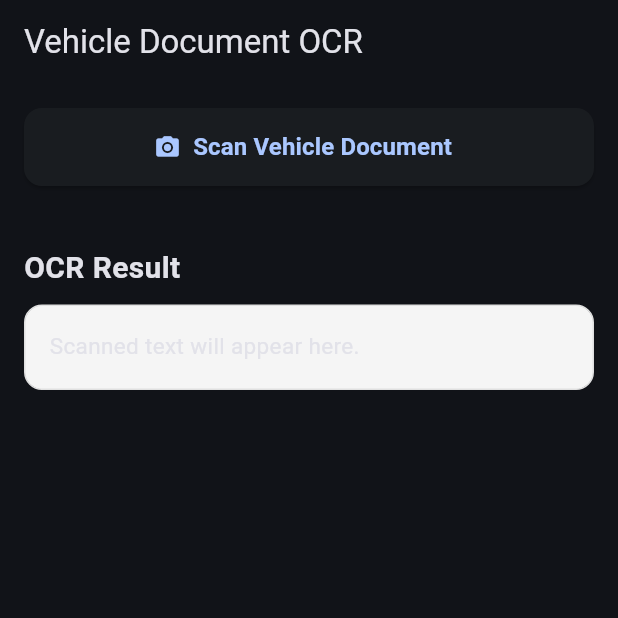
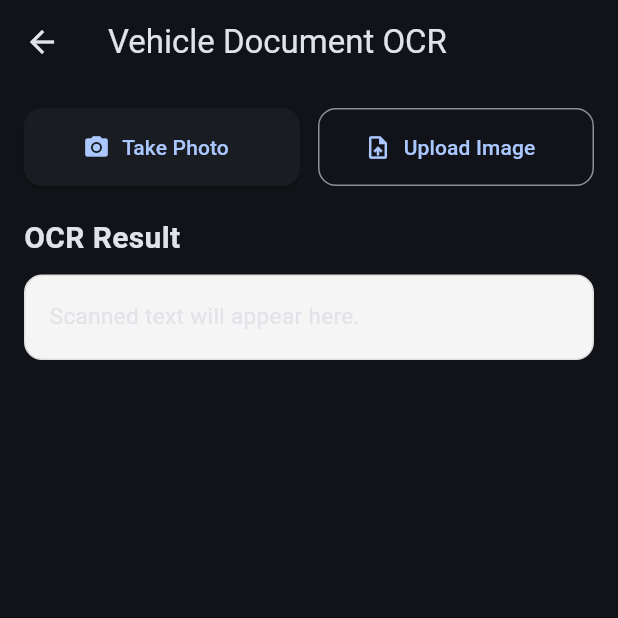
Before and after one commit to SahanRathnaweera/AutoDoc-AI-, a Flutter app: the OcrScreen screen opened by its route, on a phone screen of 412 x 824 dp, the top half of it. Run offline on Flutter 3.47's test engine with Material 3 defaults, Android fonts, the phone set to English and light mode, and no system bars; our stand-ins replace cloud_firestore, dartz, equatable, firebase_auth, firebase_core, firebase_storage and 6 more; missing offline and left inert: google_mlkit_text_recognition; accounts and stored records are empty.

Commit message:
Fix OCR camera and image upload options

```diff
--- a/lib/core/router/app_router.dart
+++ b/lib/core/router/app_router.dart
@@ -29,7 +29,7 @@
           path: 'diagnostics',
           builder: (context, state) => const DiagnosticPage(),
         ),
-        GoRoute(path: 'ocr', builder: (context, state) => const OcrPage()),
+        GoRoute(path: 'ocr', builder: (context, state) => const OcrScreen()),
         GoRoute(
           path: 'report',
           builder: (context, state) => const InspectionReportPage(),
--- /dev/null
+++ b/lib/features/inspection/presentation/pages/ocr/vehicle_parser.dart
@@ -0,0 +1,131 @@
+class VehicleData {
+  String registrationNumber;
+  String ownerName;
+  String make;
+  String model;
+  String chassisNumber;
+  String engineNumber;
+  String registrationDate;
+  String expiryDate;
+  String engineCapacity;
+  String modelYear;
+
+  VehicleData({
+    this.registrationNumber='',
+    this.ownerName='',
+    this.make='',
+    this.model='',
+    this.chassisNumber='',
+    this.engineNumber='',
+    this.registrationDate='',
+    this.expiryDate='',
+    this.engineCapacity='',
+    this.modelYear='',
+
+  });
+}
+
+class VehicleParser {
+  static String extractEngineCapacity(String text) {
+  final match = RegExp(
+    r'ENGINE CAPACITY: *([0-9]+)',
+    caseSensitive: false,
+  ).firstMatch(text);
+
+  return match?.group(1) ?? '';
+}
+
+  static String extractRegistrationNumber(String text){
+    final match =RegExp(
+      r'\b[A-Z]{2,3}\s*[A-Z]{1,3}\s*[-]?\s*[0-9]{1,4}\b',
+    ).firstMatch(text);
+    return match?.group(0)??'';
+  }
+
+  static String extractModelYear(String text){
+    final match=RegExp(
+      r'MODEL YEAR: ([0-9]+)',
+      caseSensitive: false,
+
+    ).firstMatch(text);
+    return match?.group(1) ?? '';
+  }
+
+  static String extractChassisNumber(String text){
+    final match = RegExp(
+      r'CHASSIS NO: ([A-Z0-9-]+)',
+      caseSensitive:false,
+    ).firstMatch(text);
+    return match?.group(1)??'';
+  }
+
+  static String extractEngineNumber(String text){
+    final match = RegExp(
+      r'ENGINE NO: ([A-Z0-9-]+)',
+      caseSensitive:false,
+    ).firstMatch(text);
+    return match?.group(1)??'';
+  }
+
+  static VehicleData parse(String text) {
+    final lines =text.split('\n');
+
+    String getValue(List<String> labels) {
+      for (int i=0; i < lines.length; i++) {
+        final line = lines[i].trim();
+
+        for (final label in labels) {
+          if (line.toUpperCase().startsWith(label)){
+            final parts = line.split(':');
+
+            if (parts.length > 1) {
+              return parts.sublist(1).join(':').trim();
+            }
+
+            if (i + 1 < lines.length){
+              return lines[i+1].trim();
+            }
+          }
+        }
+      }
+
+      return '';
+    }
+
+    return VehicleData(
+      registrationNumber: extractRegistrationNumber(text),
+
+
+
+      ownerName: getValue([
+        'OWNER',
+        'OWNER NAME',
+      ]),
+
+      make: getValue([
+        'MAKE',
+      ]),
+
+      model: getValue([
+        'MODEL',
+      ]),
+
+      engineNumber: extractEngineNumber(text),
+      chassisNumber: extractChassisNumber(text),
+
+      registrationDate: getValue([
+        'DATE OF REGISTRATION',
+        'REGISTRATION DATE',
+      ]),
+
+      expiryDate: getValue([
+        'EXPIRY DATE',
+        'DATE OF EXPIRY',
+      ]),
+
+      engineCapacity:extractEngineCapacity(text),
+      modelYear: extractModelYear(text),
+
+    );
+  }
+}
--- a/lib/ocr_screen.dart
+++ b/lib/ocr_screen.dart
@@ -72,20 +72,41 @@
 
   }
 
-  Future<void> scanDocument() async {
+  Future<void> selectImage(ImageSource source) async {
+    try{
       final XFile? image = await _picker.pickImage(
-      source: ImageSource.camera,
+        source: source,
+        imageQuality: 85,
+
       );
 
-    if (image == null) {
+      if (image == null || !mounted) {
         return;
       }
-    setState((){
+
+      setState(() {
         scannedImagePath = image.path;
+
       });
 
       await processImage(image.path);
+
+    } catch (e) {
+      if (!mounted) return;
+
+      ScaffoldMessenger.of(context).showSnackBar(
+        SnackBar(
+          content: Text(
+            source == ImageSource.camera
+                ? 'Camera access failed. Please try again'
+                : 'Image upload failed. Please try again',
+          ),
+        ),
+      );
     }
+  }
+
+
 
   Future<void> processImage(String imagePath) async {
     setState(() {
@@ -262,28 +283,45 @@
         padding: const EdgeInsets.all(16),
         child: Column(
           children: [
-            SizedBox(
-              width: double.infinity,
+          Row(
+            children:[
+              Expanded(
+                child: SizedBox(
                   height: 52,
                   child: ElevatedButton.icon(
-                onPressed: isProcessing ? null : scanDocument,
+                    onPressed: isProcessing
+                        ? null
+                        : () => selectImage(ImageSource.camera),
                     icon: const Icon(Icons.camera_alt),
-                label: const Text(
-                  'Scan Vehicle Document',
-                  style: TextStyle(
-                    fontSize: 16,
-                    fontWeight: FontWeight.w600,
+                    label: const Text('Take Photo'),
+                    style: ElevatedButton.styleFrom(
+                      shape: RoundedRectangleBorder(
+                        borderRadius: BorderRadius.circular(12)
                       ),
                     ),
-                style: ElevatedButton.styleFrom(
+                  ),
+                ),
+              ),
+              const SizedBox(width: 12),
+              Expanded(
+                child: SizedBox(
+                  height: 52,
+                  child: OutlinedButton.icon(
+                    onPressed: isProcessing
+                        ? null
+                        : () => selectImage(ImageSource.gallery),
+                    icon: const Icon(Icons.upload_file),
+                    label: const Text ('Upload Image'),
+                    style: OutlinedButton.styleFrom(
                       shape: RoundedRectangleBorder(
                         borderRadius: BorderRadius.circular(12),
                       ),
                     ),
                   ),
                 ),
-
-            const SizedBox(height: 20),
+              ),
+            ],
+          ),
 
             if (scannedImagePath != null) ...[
               ClipRRect(
```
Lines whose indentation alone changed are shown as unchanged.
